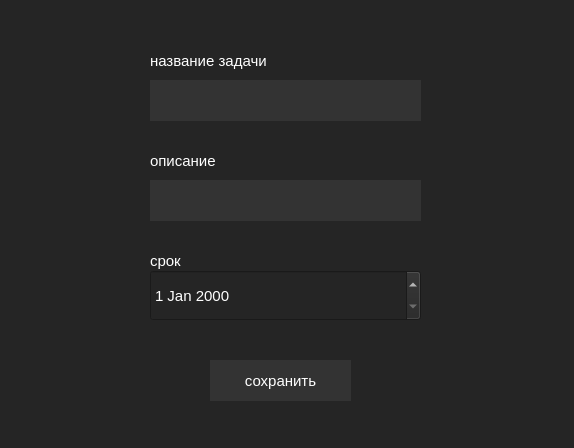
First picture: the form in untitled/forms/form.ui, repository skulweq/project_taskmanager, before the edit.
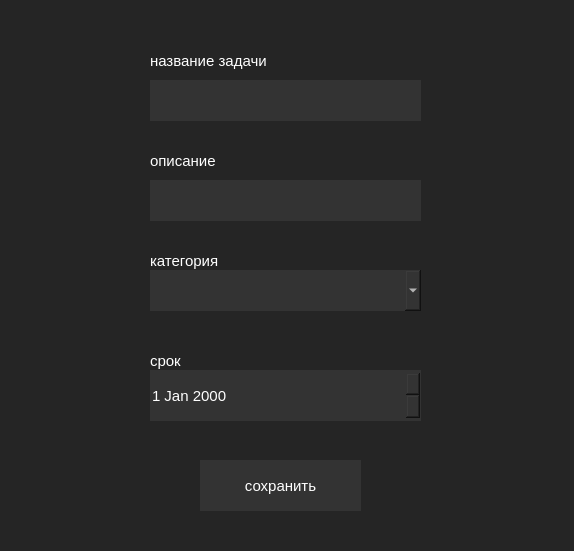
Second picture: the form after the edit.

```diff
--- a/untitled/forms/form.ui
+++ b/untitled/forms/form.ui
@@ -7,7 +7,7 @@
     <x>0</x>
     <y>0</y>
     <width>574</width>
-    <height>448</height>
+    <height>551</height>
    </rect>
   </property>
   <property name="windowTitle">
@@ -19,10 +19,10 @@
   <widget class="QPushButton" name="pushButton">
    <property name="geometry">
     <rect>
-     <x>210</x>
-     <y>360</y>
-     <width>141</width>
-     <height>41</height>
+     <x>200</x>
+     <y>460</y>
+     <width>161</width>
+     <height>51</height>
     </rect>
    </property>
    <property name="font">
@@ -139,7 +139,7 @@
    <property name="geometry">
     <rect>
      <x>150</x>
-     <y>250</y>
+     <y>350</y>
      <width>71</width>
      <height>21</height>
     </rect>
@@ -162,7 +162,7 @@
    <property name="geometry">
     <rect>
      <x>150</x>
-     <y>270</y>
+     <y>370</y>
      <width>271</width>
      <height>51</height>
     </rect>
@@ -174,10 +174,58 @@
    </property>
    <property name="styleSheet">
     <string notr="true">QDateEdit {
+	border: #383838;
 	color: white;
+	background-color: #333333;
 }</string>
    </property>
   </widget>
+  <widget class="QLabel" name="label_4">
+   <property name="geometry">
+    <rect>
+     <x>150</x>
+     <y>250</y>
+     <width>71</width>
+     <height>21</height>
+    </rect>
+   </property>
+   <property name="font">
+    <font>
+     <pointsize>11</pointsize>
+    </font>
+   </property>
+   <property name="styleSheet">
+    <string notr="true">QLabel {
+	color: white;
+}</string>
+   </property>
+   <property name="text">
+    <string>категория</string>
+   </property>
+  </widget>
+  <widget class="QComboBox" name="categoryComboBox">
+   <property name="geometry">
+    <rect>
+     <x>150</x>
+     <y>270</y>
+     <width>271</width>
+     <height>41</height>
+    </rect>
+   </property>
+   <property name="styleSheet">
+    <string notr="true">QComboBox {
+	color: white !important;
+	border: #383838;
+	background-color: #333333;
+}</string>
+   </property>
+   <property name="editable">
+    <bool>false</bool>
+   </property>
+   <property name="currentIndex">
+    <number>-1</number>
+   </property>
+  </widget>
  </widget>
  <resources/>
  <connections/>
```
